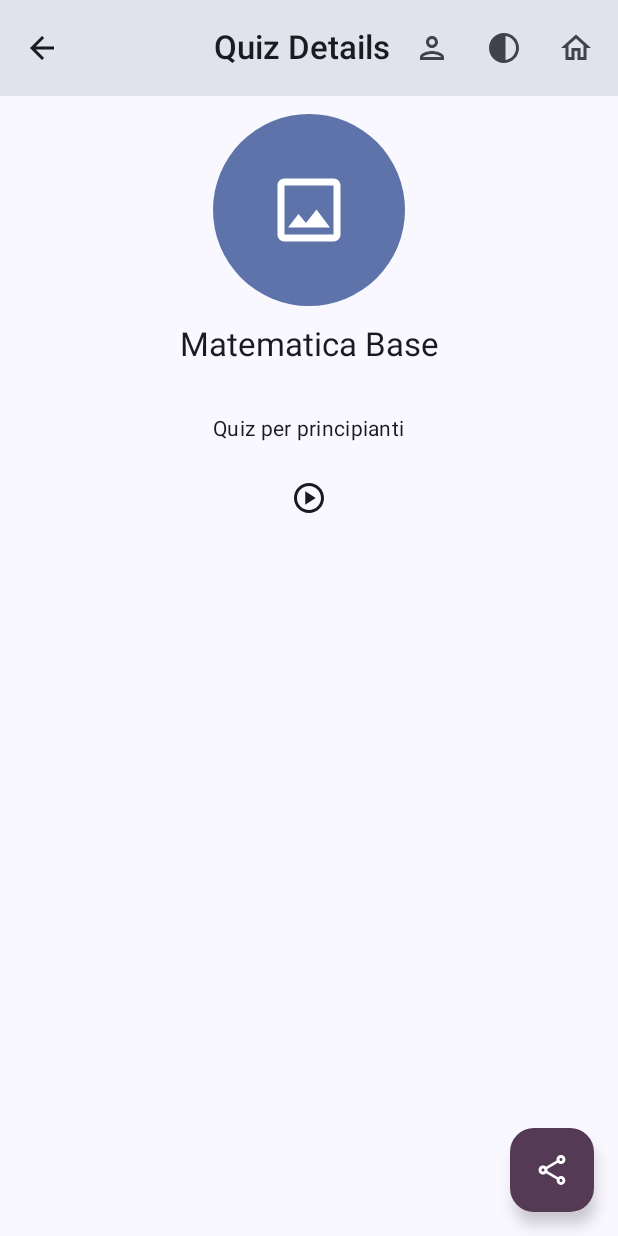
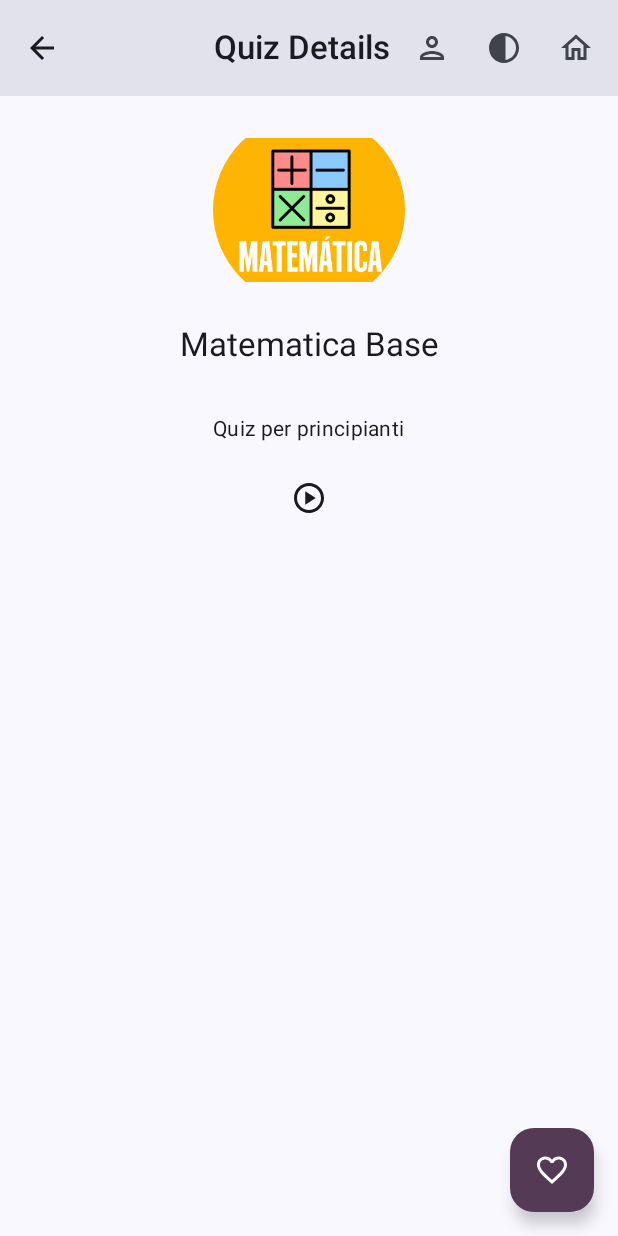
Before and after one commit to ChristianRemschi/QuizApp, an Android app built with Jetpack Compose: the screen it shows after launch (MainActivity), after a tap on "Matematica Base", on a phone screen of 412 x 824 dp. Run offline under Robolectric (Android 15) with nearby library versions, the phone set to English and light mode, and no system bars; our stand-ins replace Room's generated code; pictures from the network do not load; 1 other tap on this screen came first.

Commit message:
added favorites, push notifications on badges, and added quizzes with images

```diff
--- a/app/build.gradle.kts
+++ b/app/build.gradle.kts
@@ -44,6 +44,7 @@ android {
 dependencies {
 
     implementation(libs.androidx.core.ktx)
+    implementation(libs.compose)
     implementation(libs.androidx.lifecycle.runtime.ktx)
     implementation(libs.androidx.activity.compose)
     implementation(libs.androidx.core.ktx.v1120)
--- a/app/src/main/java/com/example/quizapp/data/database/DAOs.kt
+++ b/app/src/main/java/com/example/quizapp/data/database/DAOs.kt
@@ -17,6 +17,12 @@ interface QuizDAO {
 
     @Query("SELECT COUNT(*) FROM Quiz")
     suspend fun getQuizzesCount(): Int
+
+    @Query("SELECT * FROM Quiz WHERE isFavorite = 1")
+    fun getFavorites(): Flow<List<Quiz>>
+
+    @Update
+    suspend fun updateQuiz(quiz: Quiz)
 
     @Upsert
     suspend fun upsert(quiz: Quiz)
@@ -94,8 +100,9 @@ interface QuizDAO {
             Quiz(
                 name = "Matematica Base",
                 description = "Quiz per principianti",
-                imageUri = "content://math_quiz.jpg",
-                isComplete = true
+                imageUri = "android.resource://com.example.quizapp/drawable/math_quiz",
+                isComplete = true,
+                isFavorite = false
             )
         ).toInt()
 
@@ -226,8 +233,9 @@ interface QuizDAO {
             Quiz(
                 name = "Storia Antica",
                 description = "Quiz sull'antica Roma",
-                imageUri = null,
-                isComplete = false
+                imageUri = "android.resource://com.example.quizapp/drawable/storia",
+                isComplete = false,
+                isFavorite = false
             )
         ).toInt()
 
@@ -254,5 +262,137 @@ interface QuizDAO {
         insertAnswer(Answer(answerText = "476", questionId = questionId12, isCorrect = true))
         insertAnswer(Answer(answerText = "465", questionId = questionId12, isCorrect = false))
         insertAnswer(Answer(answerText = "456", questionId = questionId12, isCorrect = false))
+
+        val quizId3 = insertQuiz(
+                Quiz(
+                    name = "Geografia",
+                    description = "Capitali e paesi del mondo",
+                    imageUri = "android.resource://com.example.quizapp/drawable/geography_quiz",
+                    isComplete = false,
+                    isFavorite = false
+                )
+                ).toInt()
+
+        val questionId13 = insertQuestion(
+            Question(
+                questionText = "Qual è la capitale della Francia?",
+                quizId = quizId3
+            )
+        ).toInt()
+
+        insertAnswer(Answer(answerText = "Parigi", questionId = questionId13, isCorrect = true))
+        insertAnswer(Answer(answerText = "Lione", questionId = questionId13, isCorrect = false))
+        insertAnswer(Answer(answerText = "Marsiglia", questionId = questionId13, isCorrect = false))
+
+        val q32 = insertQuestion(
+            Question(
+                questionText = "Quale fiume attraversa l'Egitto?", quizId = quizId3)).toInt()
+        insertAnswer(Answer(answerText = "Nilo",questionId = q32, isCorrect = true))
+        insertAnswer(Answer(answerText = "Amazonas", questionId = q32, isCorrect = false))
+        insertAnswer(Answer(answerText = "Danubio", questionId = q32, isCorrect = false))
+
+        val q33 = insertQuestion(Question(questionText = "Quanti stati compongono gli USA?", quizId = quizId3)).toInt()
+        insertAnswer(Answer(answerText ="48", questionId =q33, isCorrect =false))
+        insertAnswer(Answer(answerText ="50", questionId =q33, isCorrect =true))
+        insertAnswer(Answer(answerText ="52", questionId =q33, isCorrect =false))
+
+
+// Quiz 4 - Scienze
+        val quizId4 = insertQuiz(
+            Quiz(
+                name = "Scienze",
+                description = "Quiz di scienze naturali",
+                imageUri = "android.resource://com.example.quizapp/drawable/science_quiz",
+                isComplete = false,
+                isFavorite = false
+            )
+        ).toInt()
+
+        val questionId14 = insertQuestion(
+            Question(
+                questionText = "Qual è il pianeta più vicino al Sole?",
+                quizId = quizId4
+            )
+        ).toInt()
+
+        insertAnswer(Answer(answerText = "Mercurio", questionId = questionId14, isCorrect = true))
+        insertAnswer(Answer(answerText = "Venere", questionId = questionId14, isCorrect = false))
+        insertAnswer(Answer(answerText = "Marte", questionId = questionId14, isCorrect = false))
+
+        val q42 = insertQuestion(Question(questionText = "Qual è la formula chimica dell’acqua?", quizId =quizId4)).toInt()
+        insertAnswer(Answer(answerText ="CO2", questionId =q42, isCorrect =false))
+        insertAnswer(Answer(answerText ="H2O", questionId =q42, isCorrect =true))
+        insertAnswer(Answer(answerText ="O2", questionId =q42, isCorrect =false))
+
+        val q43 = insertQuestion(Question(questionText = "Chi propose la teoria dell’evoluzione?", quizId =quizId4)).toInt()
+        insertAnswer(Answer(answerText ="Einstein", questionId =q43, isCorrect =false))
+        insertAnswer(Answer(answerText ="Darwin", questionId =q43, isCorrect =true))
+        insertAnswer(Answer(answerText ="Newton", questionId =q43, isCorrect =false))
+
+
+// Quiz 5 - Informatica
+        val quizId5 = insertQuiz(
+            Quiz(
+                name = "Informatica",
+                description = "Quiz sul mondo dei computer",
+                imageUri = "content://cs_quiz.jpg",
+                isComplete = false,
+                isFavorite = false
+            )
+        ).toInt()
+
+        val questionId15 = insertQuestion(
+            Question(
+                questionText = "Chi ha inventato il World Wide Web?",
+                quizId = quizId5
+            )
+        ).toInt()
+
+        insertAnswer(Answer(answerText = "Tim Berners-Lee", questionId = questionId15, isCorrect = true))
+        insertAnswer(Answer(answerText = "Bill Gates", questionId = questionId15, isCorrect = false))
+        insertAnswer(Answer(answerText = "Steve Jobs", questionId = questionId15, isCorrect = false))
+
+        val q61 = insertQuestion(Question(questionText ="Chi è considerato il padre del computer?",quizId = quizId5)).toInt()
+        insertAnswer(Answer(answerText ="Charles Babbage", questionId =q61, isCorrect = true))
+        insertAnswer(Answer(answerText ="Alan Turing", questionId =q61, isCorrect =false))
+        insertAnswer(Answer(answerText ="Bill Gates", questionId =q61, isCorrect =false))
+
+        val q62 = insertQuestion(Question(questionText ="Cosa significa HTML?", quizId = quizId5)).toInt()
+        insertAnswer(Answer(answerText ="HyperText Markup Language", questionId =q62, isCorrect = true))
+        insertAnswer(Answer(answerText ="High Tech Modern Language", questionId =q62, isCorrect =false))
+        insertAnswer(Answer(answerText ="Home Tool Machine Language", questionId =q62, isCorrect =false))
+
+        val q63 = insertQuestion(Question(questionText ="Quale azienda ha creato Android?", quizId = quizId5)).toInt()
+        insertAnswer(Answer(answerText ="Apple", questionId =q63, isCorrect =false))
+        insertAnswer(Answer(answerText ="Google", questionId =q63, isCorrect =true))
+        insertAnswer(Answer(answerText ="Microsoft", questionId =q63, isCorrect =false))
+
+
+// Quiz 6 - Sport
+        val quizId6 = insertQuiz(
+            Quiz(
+                name = "Sport",
+                description = "Quiz sullo sport",
+                imageUri = "content://sport_quiz.jpg",
+                isComplete = false,
+                isFavorite = false
+            )
+        ).toInt()
+
+        val questionId16 = insertQuestion(
+            Question(
+                questionText = "Quanti giocatori ha una squadra di calcio in campo?",
+                quizId = quizId6
+            )
+        ).toInt()
+
+        insertAnswer(Answer(answerText = "9", questionId = questionId16, isCorrect = false))
+        insertAnswer(Answer(answerText = "10", questionId = questionId16, isCorrect = false))
+        insertAnswer(Answer(answerText = "11", questionId = questionId16, isCorrect = true))
+
+        val q51 = insertQuestion(Question(questionText ="In che sport si usa la palla ovale?", quizId =quizId6)).toInt()
+        insertAnswer(Answer(answerText ="Rugby", questionId =q51, isCorrect =true))
+        insertAnswer(Answer(answerText ="Calcio", questionId =q51,isCorrect = false))
+        insertAnswer(Answer(answerText ="Basket", questionId =q51, isCorrect =false))
     }
 }
--- a/app/src/main/java/com/example/quizapp/data/database/Entities.kt
+++ b/app/src/main/java/com/example/quizapp/data/database/Entities.kt
@@ -20,7 +20,10 @@ data class Quiz (
     val imageUri: String?,
 
     @ColumnInfo
-    var isComplete: Boolean
+    var isComplete: Boolean,
+
+    @ColumnInfo(defaultValue = "0")
+    var isFavorite: Boolean = false
 )
 
 @Entity(
--- a/app/src/main/java/com/example/quizapp/data/database/QuizDatabase.kt
+++ b/app/src/main/java/com/example/quizapp/data/database/QuizDatabase.kt
@@ -3,7 +3,7 @@ package com.example.quizapp.data.database
 import androidx.room.Database
 import androidx.room.RoomDatabase
 
-@Database(entities = [Quiz::class, Question::class, Answer::class, Score::class , Person::class, Badge::class, PersonBadge::class], version = 5)
+@Database(entities = [Quiz::class, Question::class, Answer::class, Score::class , Person::class, Badge::class, PersonBadge::class], version = 6)
 abstract class QuizDatabase : RoomDatabase() {
     abstract fun QuizDAO(): QuizDAO
 }
--- a/app/src/main/java/com/example/quizapp/data/repositories/QuizRepository.kt
+++ b/app/src/main/java/com/example/quizapp/data/repositories/QuizRepository.kt
@@ -56,4 +56,11 @@ class QuizRepository(
         dao.insertPersonBadge(PersonBadge(personId = personId, badgeId = badge.id))
     }
 
+    val favoriteQuizzes = dao.getFavorites()
+
+    suspend fun toggleFavorite(quiz: Quiz) {
+        val updated = quiz.copy(isFavorite = !quiz.isFavorite)
+        dao.updateQuiz(updated)
     }
+
+    }
--- a/app/src/main/java/com/example/quizapp/ui/QuizViewModel.kt
+++ b/app/src/main/java/com/example/quizapp/ui/QuizViewModel.kt
@@ -83,4 +83,9 @@ class QuizViewModel(
         }
 
     }
+    fun toggleFavorite(quiz: Quiz) {
+        viewModelScope.launch {
+            repository.toggleFavorite(quiz)
+        }
+    }
 }
--- a/app/src/main/java/com/example/quizapp/ui/composables/AppBar.kt
+++ b/app/src/main/java/com/example/quizapp/ui/composables/AppBar.kt
@@ -6,6 +6,8 @@ import androidx.compose.material.icons.outlined.Contrast
 import androidx.compose.material.icons.outlined.Home
 import androidx.compose.material.icons.outlined.Person
 import androidx.compose.material.icons.outlined.Search
+import androidx.compose.material.icons.outlined.Star
+import androidx.compose.material.icons.outlined.StarBorder
 import androidx.compose.material3.CenterAlignedTopAppBar
 import androidx.compose.material3.ExperimentalMaterial3Api
 import androidx.compose.material3.Icon
@@ -29,6 +31,7 @@ import java.lang.reflect.Modifier
 @Composable
 fun AppBar(navController: NavController, title: String, homeViewModel: HomeViewModel? = null) {
     var showSearch by remember { mutableStateOf(false) }
+    var showFavoritesOnly by remember { mutableStateOf(false) }
 
     CenterAlignedTopAppBar(
         title = {
@@ -59,6 +62,15 @@ fun AppBar(navController: NavController, title: String, homeViewModel: HomeViewM
                 IconButton(onClick = { showSearch = !showSearch }) {
                     Icon(Icons.Outlined.Search, contentDescription = "Search")
                 }
+                IconButton(onClick = {
+                    showFavoritesOnly = !showFavoritesOnly
+                    homeViewModel?.setFavoritesFilter(showFavoritesOnly)
+                }) {
+                    Icon(
+                        if (showFavoritesOnly) Icons.Outlined.Star else Icons.Outlined.StarBorder,
+                        contentDescription = "Preferiti"
+                    )
+                }
             }
             if (title != "Login" && title != "Profile") {
                 IconButton(onClick = { navController.navigate(QuizRoute.Settings) }) {
--- a/app/src/main/java/com/example/quizapp/ui/screens/home/HomeScreen.kt
+++ b/app/src/main/java/com/example/quizapp/ui/screens/home/HomeScreen.kt
@@ -42,14 +42,16 @@ fun HomeScreen(
     homeViewModel: HomeViewModel = androidx.lifecycle.viewmodel.compose.viewModel()
 ) {
     val searchQuery by homeViewModel.searchQuery.collectAsState()
+    val favoritesOnly by homeViewModel.favoritesOnly.collectAsState()
 
-    val filteredQuizzes = if (searchQuery.isBlank()) {
-        state.quizzes
-    } else {
-        state.quizzes.filter { quiz ->
-            quiz.name.contains(searchQuery, ignoreCase = true) ||
-                    quiz.description.contains(searchQuery, ignoreCase = true)
-        }
+    val filteredQuizzes = state.quizzes.filter { quiz ->
+        // 1. Se la ricerca è vuota, passa sempre
+        (searchQuery.isBlank() ||
+                quiz.name.contains(searchQuery, ignoreCase = true) ||
+                quiz.description.contains(searchQuery, ignoreCase = true))
+                &&
+                // 2. Se favoritesOnly è attivo, mostra solo i preferiti
+                (!favoritesOnly || quiz.isFavorite)
     }
 
     Scaffold(
--- a/app/src/main/java/com/example/quizapp/ui/screens/home/HomeViewModel.kt
+++ b/app/src/main/java/com/example/quizapp/ui/screens/home/HomeViewModel.kt
@@ -3,6 +3,7 @@ package com.example.quizapp.ui.screens.home
 import androidx.lifecycle.ViewModel
 import kotlinx.coroutines.flow.MutableStateFlow
 import kotlinx.coroutines.flow.StateFlow
+import kotlinx.coroutines.flow.asStateFlow
 
 class HomeViewModel : ViewModel() {
     private val _searchQuery = MutableStateFlow("")
@@ -11,4 +12,11 @@ class HomeViewModel : ViewModel() {
     fun updateSearch(query: String) {
         _searchQuery.value = query
     }
+
+    private val _favoritesOnly = MutableStateFlow(false)
+    val favoritesOnly = _favoritesOnly.asStateFlow()
+
+    fun setFavoritesFilter(enabled: Boolean) {
+        _favoritesOnly.value = enabled
+    }
 }
--- a/app/src/main/java/com/example/quizapp/ui/screens/play/PlayScreen.kt
+++ b/app/src/main/java/com/example/quizapp/ui/screens/play/PlayScreen.kt
@@ -19,6 +19,8 @@ import androidx.compose.material3.CircularProgressIndicator
 import androidx.compose.material3.MaterialTheme
 import androidx.compose.material3.RadioButton
 import androidx.compose.material3.Scaffold
+import androidx.compose.material3.SnackbarHost
+import androidx.compose.material3.SnackbarHostState
 import androidx.compose.material3.Text
 import androidx.compose.runtime.Composable
 import androidx.compose.runtime.LaunchedEffect
@@ -27,6 +29,7 @@ import androidx.compose.runtime.livedata.observeAsState
 import androidx.compose.runtime.mutableStateMapOf
 import androidx.compose.runtime.mutableStateOf
 import androidx.compose.runtime.remember
+import androidx.compose.runtime.rememberCoroutineScope
 import androidx.compose.runtime.setValue
 import androidx.compose.ui.Alignment
 import androidx.compose.ui.Modifier
@@ -35,6 +38,7 @@ import androidx.compose.ui.unit.dp
 import androidx.navigation.NavController
 import com.example.quizapp.data.database.QuestionWithAnswers
 import com.example.quizapp.ui.composables.AppBar
+import kotlinx.coroutines.launch
 
 @Composable
 fun PlayScreen(viewModel: PlayViewModel, quizId: Int, userId: Int, navController: NavController) {
@@ -44,13 +48,16 @@ fun PlayScreen(viewModel: PlayViewModel, quizId: Int, userId: Int, navController
     var showResult by remember { mutableStateOf(false) }
     var score by remember { mutableStateOf(0) }
     val lazyListState = rememberLazyListState()
+    val snackbarHostState = remember { SnackbarHostState() }
+    val scope = rememberCoroutineScope()
 
     LaunchedEffect(quizId) {
         viewModel.loadQuiz(quizId)
     }
 
     Scaffold(
-        topBar = { AppBar(navController, title = "Play") }
+        topBar = { AppBar(navController, title = "Play") },
+        snackbarHost = { SnackbarHost(snackbarHostState) }
     ) { contentPadding ->
         Box(modifier = Modifier.padding(contentPadding)) {
             when {
@@ -136,6 +143,9 @@ fun PlayScreen(viewModel: PlayViewModel, quizId: Int, userId: Int, navController
                                         // Badge: Tutto corretto
                                         if (score == randomQuestions.size) {
                                             viewModel.assignBadge(userId, "Perfect Score", "Hai risposto correttamente a tutte le domande!", iconUri = "android.resource://com.example.quizapp/drawable/ic_badge_star")
+                                            scope.launch {
+                                                snackbarHostState.showSnackbar("Hai ottenuto il badge: Perfect Score ")
+                                            }
 
                                         }
                                         // Badge: Completato (anche se non tutto giusto)
@@ -145,15 +155,21 @@ fun PlayScreen(viewModel: PlayViewModel, quizId: Int, userId: Int, navController
                                             "Hai completato il quiz fino alla fine!",
                                             iconUri = "android.resource://com.example.quizapp/drawable/ic_badge_finish"
                                         )
+                                        scope.launch {
+                                            snackbarHostState.showSnackbar("Hai ottenuto il badge: Quiz Finisher ")
+                                        }
 
                                         // Badge: Punteggio minimo
                                         if (score == 0) {
                                             viewModel.assignBadge(
                                                 userId,
                                                 "Oops!",
-                                                "Non hai risposto correttamente a nessuna domanda 😅",
+                                                "Non hai risposto correttamente a nessuna domanda ",
                                                 iconUri = "android.resource://com.example.quizapp/drawable/ic_badge_fail"
                                             )
+                                            scope.launch {
+                                                snackbarHostState.showSnackbar("Hai ottenuto il badge: Quiz Fail ")
+                                            }
                                         }
 
                                         // Badge: 80% corretto
@@ -164,6 +180,9 @@ fun PlayScreen(viewModel: PlayViewModel, quizId: Int, userId: Int, navController
                                                 "Hai superato l'80% di risposte corrette!",
                                                 iconUri = "android.resource://com.example.quizapp/drawable/ic_badge_great"
                                             )
+                                            scope.launch {
+                                                snackbarHostState.showSnackbar("Hai ottenuto il badge: Great Job ")
+                                            }
                                         }
                                     },
                                     enabled = !showResult && selectedAnswers.size == randomQuestions.size
--- a/app/src/main/java/com/example/quizapp/ui/screens/profile/ProfileScreen.kt
+++ b/app/src/main/java/com/example/quizapp/ui/screens/profile/ProfileScreen.kt
@@ -61,9 +61,13 @@ import com.example.quizapp.data.database.Quiz
 import com.example.quizapp.data.database.Score
 import com.example.quizapp.ui.QuizRoute
 import com.example.quizapp.ui.composables.AppBar
+
 import com.example.quizapp.utils.PermissionStatus
 import com.example.quizapp.utils.rememberCameraLauncher
 import com.example.quizapp.utils.rememberMultiplePermissions
+
+
+
 
 @Composable
 fun ProfileScreen(
--- a/app/src/main/java/com/example/quizapp/ui/screens/quizdetails/QuizDetailsScreen.kt
+++ b/app/src/main/java/com/example/quizapp/ui/screens/quizdetails/QuizDetailsScreen.kt
@@ -9,6 +9,8 @@ import androidx.compose.foundation.layout.fillMaxSize
 import androidx.compose.foundation.layout.padding
 import androidx.compose.foundation.layout.size
 import androidx.compose.material.icons.Icons
+import androidx.compose.material.icons.outlined.Favorite
+import androidx.compose.material.icons.outlined.FavoriteBorder
 import androidx.compose.material.icons.outlined.PlayCircle
 import androidx.compose.material.icons.outlined.Share
 import androidx.compose.material3.FloatingActionButton
@@ -24,14 +26,18 @@ import androidx.compose.ui.platform.LocalContext
 import androidx.compose.ui.unit.dp
 import androidx.navigation.NavController
 import com.example.quizapp.data.database.Quiz
+import com.example.quizapp.data.repositories.QuizRepository
 import com.example.quizapp.ui.QuizRoute
+import com.example.quizapp.ui.QuizViewModel
 import com.example.quizapp.ui.composables.AppBar
 import com.example.quizapp.ui.composables.ImageWithPlaceholder
 import com.example.quizapp.ui.composables.Size
+import org.koin.androidx.compose.koinViewModel
 
 @Composable
 fun QuizDetailsScreen(quiz: Quiz, navController: NavController) {
     val ctx = LocalContext.current
+    val quizVm = koinViewModel<QuizViewModel>()
 
     fun shareDetails() {
         val sendIntent = Intent(Intent.ACTION_SEND).apply {
@@ -49,9 +55,15 @@ fun QuizDetailsScreen(quiz: Quiz, navController: NavController) {
         floatingActionButton = {
             FloatingActionButton(
                 containerColor = MaterialTheme.colorScheme.tertiary,
-                onClick = ::shareDetails
+                onClick = {
+                    quizVm.toggleFavorite(quiz)
+                }
             ) {
-                Icon(Icons.Outlined.Share, "Share Quiz")
+                Icon(
+                    if (quiz.isFavorite) Icons.Outlined.Favorite else Icons.Outlined.FavoriteBorder,
+                    contentDescription = "Preferito"
+                )
+
             }
         },
     ) { contentPadding ->
--- a/gradle.properties
+++ b/gradle.properties
@@ -15,7 +15,7 @@ org.gradle.jvmargs=-Xmx2048m -Dfile.encoding=UTF-8
 # Android operating system, and which are packaged with your app's APK
 # https://developer.android.com/topic/libraries/support-library/androidx-rn
 android.useAndroidX=true
-android.enableJetifier=false
+android.enableJetifier=true
 # Kotlin code style for this project: "official" or "obsolete":
 kotlin.code.style=official
 # Enables namespacing of each library's R class so that its R class includes only the
```
Also changed, not shown: app/src/main/res/drawable/geography_quiz.png (added), app/src/main/res/drawable/math_quiz.png (added), app/src/main/res/drawable/science_quiz.jpg (added), app/src/main/res/drawable/storia.png (added), 2 other files.
